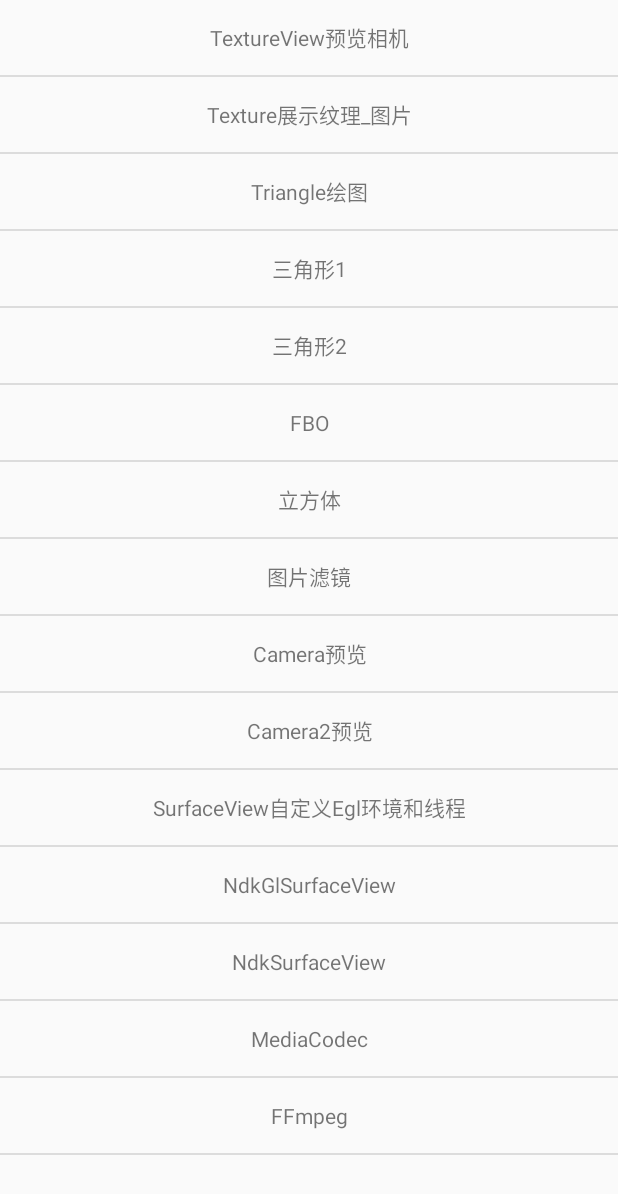
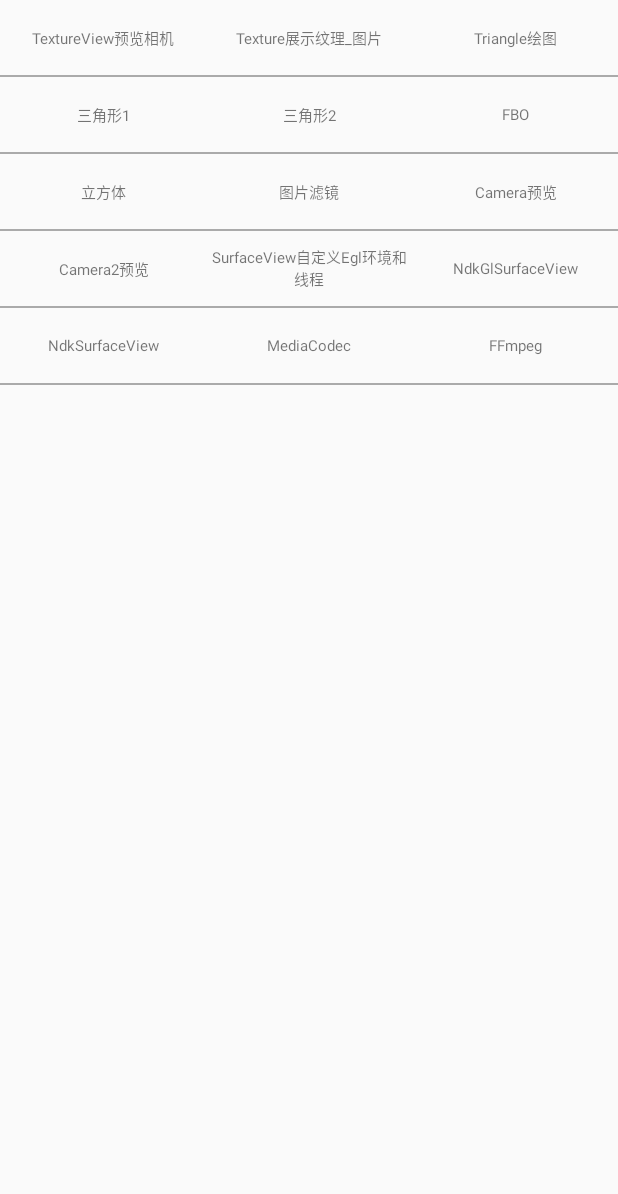
Before and after one commit to smzhldr/OpenGLTest, an Android app: the screen it shows after launch (MainActivity), on a phone screen of 412 x 824 dp. Shown: the top 1194 px of the screen. Run offline under Robolectric (Android 15) with nearby library versions, the phone set to English and light mode, and no system bars.

Commit message:
minor change

```diff
--- a/app/build.gradle
+++ b/app/build.gradle
@@ -47,6 +47,5 @@ dependencies {
     testImplementation 'junit:junit:4.12'
     androidTestImplementation 'com.android.support.test:runner:1.0.2'
     androidTestImplementation 'com.android.support.test.espresso:espresso-core:3.0.2'
-    implementation 'pub.devrel:easypermissions:0.1.9'
     implementation 'com.android.support:recyclerview-v7:28.0.0'
 }
--- a/app/src/main/java/com/example/derongliu/opengltest/MainActivity.java
+++ b/app/src/main/java/com/example/derongliu/opengltest/MainActivity.java
@@ -9,6 +9,7 @@ import android.os.Bundle;
 import android.support.v4.app.ActivityCompat;
 import android.support.v4.content.ContextCompat;
 import android.support.v7.widget.DividerItemDecoration;
+import android.support.v7.widget.GridLayoutManager;
 import android.support.v7.widget.LinearLayoutManager;
 import android.support.v7.widget.RecyclerView;
 import android.view.LayoutInflater;
@@ -35,8 +36,6 @@ import com.example.derongliu.opengltest.triangle.TriangleActivity;
 import java.util.ArrayList;
 import java.util.List;
 
-import pub.devrel.easypermissions.EasyPermissions;
-
 public class MainActivity extends Activity implements OnItemClickListener {
 
     private List<String> itemNameList;
@@ -51,13 +50,9 @@ public class MainActivity extends Activity implements OnItemClickListener {
         initClass();
         MainAdapter adapter = new MainAdapter(itemNameList);
         adapter.setListener(this);
-        recyclerView.setLayoutManager(new LinearLayoutManager(this));
+        recyclerView.setLayoutManager(new GridLayoutManager(this,3,LinearLayoutManager.VERTICAL,false));
         recyclerView.addItemDecoration(new DividerItemDecoration(this, DividerItemDecoration.VERTICAL));
         recyclerView.setAdapter(adapter);
-
-        // if (!EasyPermissions.hasPermissions(this, Manifest.permission.CAMERA)) {
-        //   EasyPermissions.requestPermissions(this, "拍照权限", 100, Manifest.permission.CAMERA);
-        //}
 
         if (ContextCompat.checkSelfPermission(this, Manifest.permission.CAMERA) != PackageManager.PERMISSION_GRANTED) { //表示未授权时
             //进行授权
--- a/app/src/main/res/layout/main_item.xml
+++ b/app/src/main/res/layout/main_item.xml
@@ -1,7 +1,8 @@
 <?xml version="1.0" encoding="utf-8"?>
-    <TextView xmlns:android="http://schemas.android.com/apk/res/android"
-        android:id="@+id/item_textView"
-        android:layout_width="match_parent"
-        android:layout_height="50dp"
-        android:gravity="center"
-        android:text="TextView" />
+<TextView xmlns:android="http://schemas.android.com/apk/res/android"
+    android:id="@+id/item_textView"
+    android:layout_width="match_parent"
+    android:layout_height="50dp"
+    android:background="?selectableItemBackground"
+    android:gravity="center"
+    android:textSize="10sp" />
```
